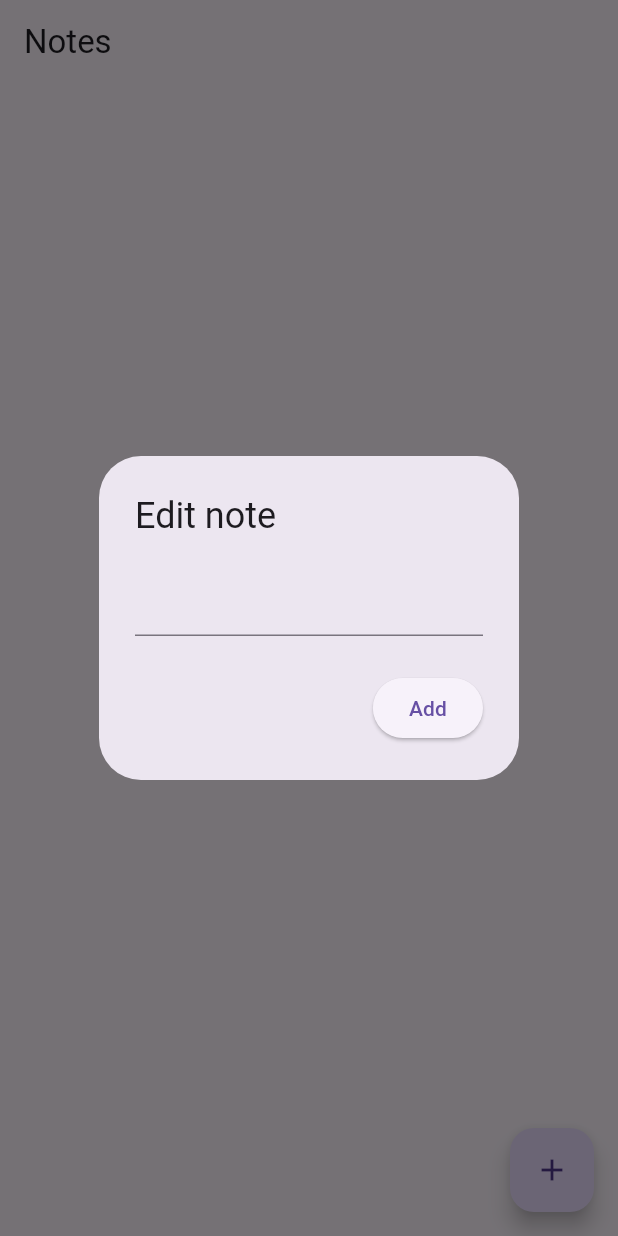
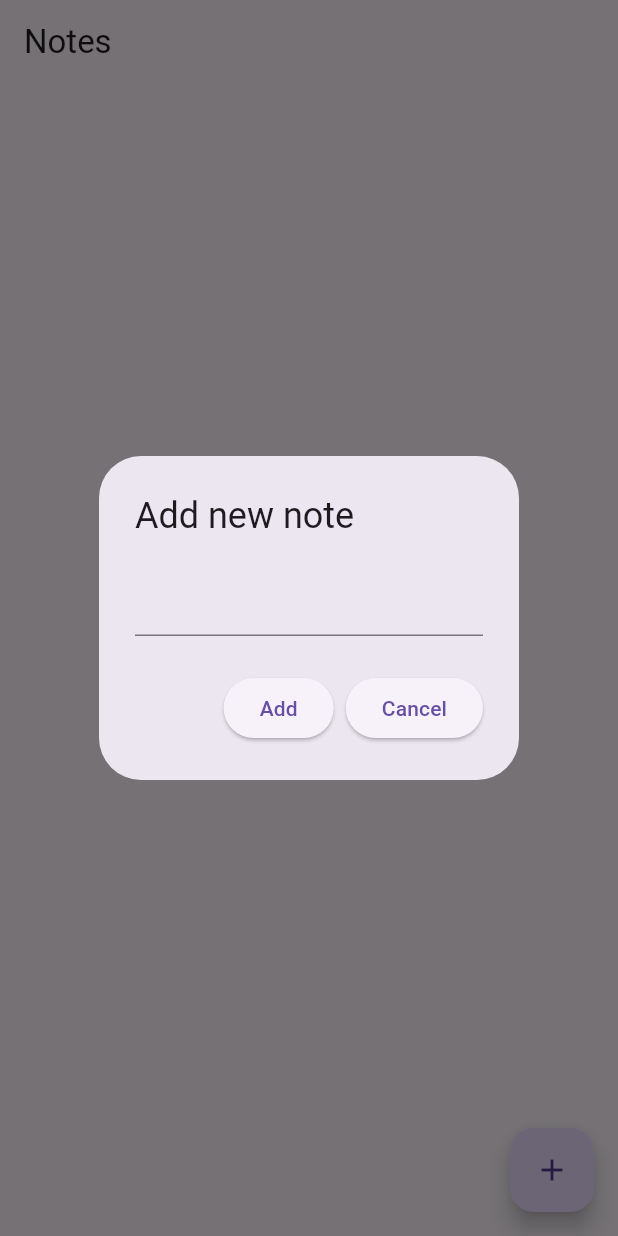
Before and after one commit to SamirDumee/Note-App-with-Firebase, a Flutter app: the screen it shows after launch, after a tap on the "add" icon, on a phone screen of 412 x 824 dp. Run offline on Flutter 3.47's test engine with Material 3 defaults, Android fonts, the phone set to English and light mode, and no system bars; our stand-ins replace cloud_firestore, firebase_core; accounts and stored records are empty.

Commit message:
cancel button added

```diff
--- a/lib/pages/home_page.dart
+++ b/lib/pages/home_page.dart
@@ -17,7 +17,7 @@ class _HomePageState extends State<HomePage> {
     showDialog(
       context: context,
       builder: (context) => AlertDialog(
-        title: Text("Edit note"),
+        title: docId == null ? Text("Add new note") : Text("Edit note"),
         content: TextField(
           controller: textController,
         ),
@@ -32,7 +32,18 @@ class _HomePageState extends State<HomePage> {
               textController.clear();
               Navigator.pop(context);
             },
-              child: const Text("Add"))
+            child: docId == null
+                ? const Text("Add")
+                : const Text(
+                    "Save",
+                  ),
+          ),
+          ElevatedButton(
+            onPressed: () => Navigator.pop(context),
+            child: Text(
+              "Cancel",
+            ),
+          )
         ],
       ),
     );
```
Lines whose indentation alone changed are shown as unchanged.
